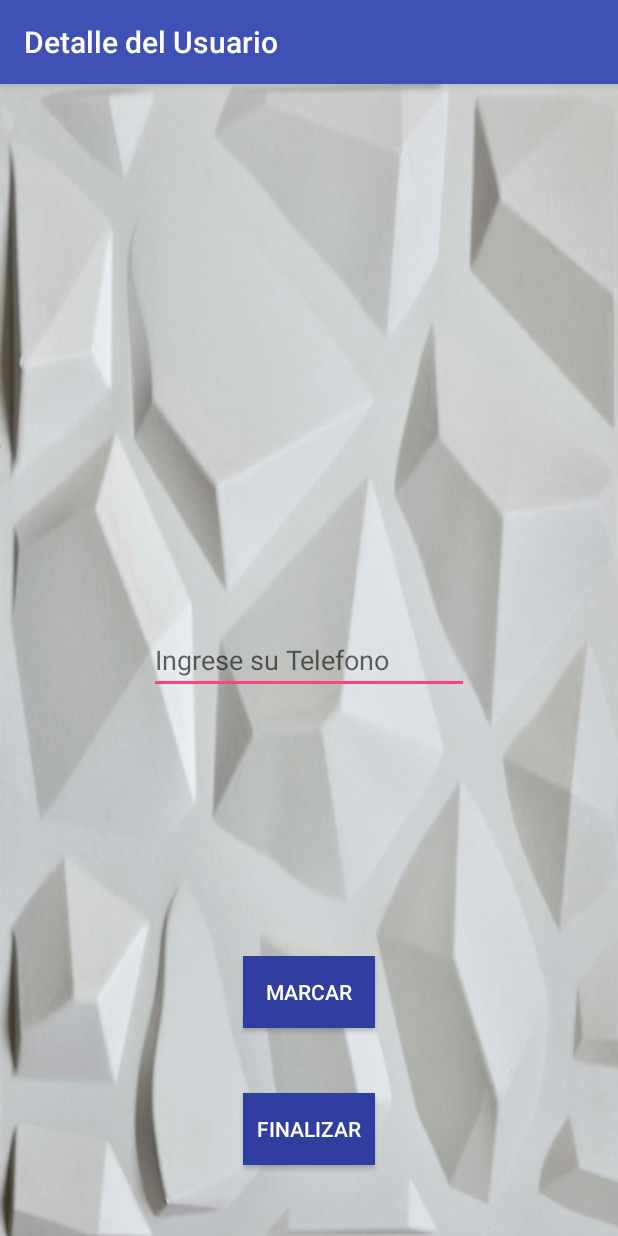
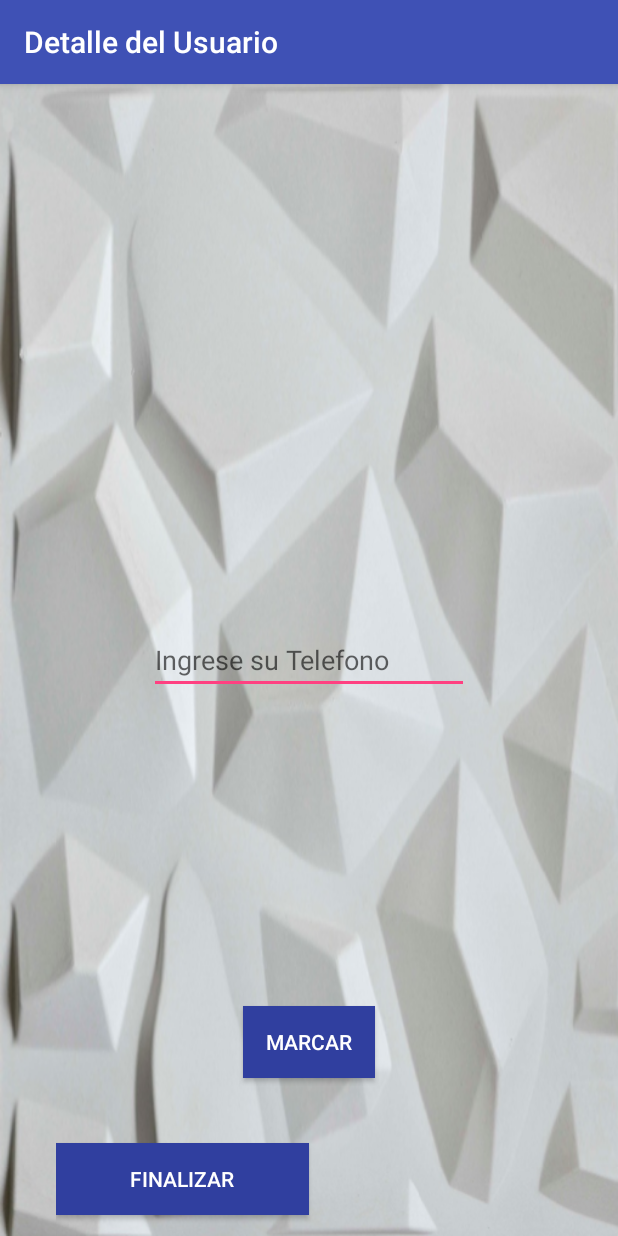
Before and after one commit to nicosanto/8proyecto, an Android app: the SegundaActivity screen opened directly, with no data from a screen before it, on a phone screen of 412 x 824 dp. Run offline under Robolectric (Android 15) with nearby library versions, the phone set to English and light mode, and no system bars; 1 statement that could not run was skipped.

Commit message:
version3

```diff
--- a/app/src/main/res/layout/activity_main.xml
+++ b/app/src/main/res/layout/activity_main.xml
@@ -22,7 +22,7 @@
 
     <Button
         android:id="@+id/btnAceptar"
-        android:layout_width="wrap_content"
+        android:layout_width="match_parent"
         android:layout_height="wrap_content"
         android:layout_marginBottom="30dp"
         android:background="@color/colorPrimaryDark"
@@ -64,8 +64,8 @@
         android:contentDescription=""
         app:srcCompat="@drawable/login"
         tools:ignore="ContentDescription,RtlHardcoded"
+        android:layout_marginTop="46dp"
         android:layout_below="@+id/textView"
-        android:layout_centerHorizontal="true"
-        android:layout_marginTop="32dp" />
+        android:layout_centerHorizontal="true" />
 
 </RelativeLayout>
--- a/app/src/main/res/layout/activity_segunda.xml
+++ b/app/src/main/res/layout/activity_segunda.xml
@@ -43,14 +43,14 @@
 
     <Button
         android:id="@+id/btnFinalizar"
-        android:layout_width="wrap_content"
+        android:layout_width="match_parent"
         android:layout_height="wrap_content"
         android:background="@color/colorPrimaryDark"
         android:text="@string/botonFinalizar"
         android:textColor="@android:color/background_light"
+        android:layout_marginBottom="14dp"
         android:layout_alignParentBottom="true"
-        android:layout_alignLeft="@+id/btnMarcar"
-        android:layout_alignStart="@+id/btnMarcar"
-        android:layout_marginBottom="47dp" />
+        android:layout_alignRight="@+id/txtNombre"
+        android:layout_alignEnd="@+id/txtNombre" />
 
 </RelativeLayout>
```
Also changed, not shown: app/src/main/res/drawable-mdpi/fondobienvenida.9.png.
